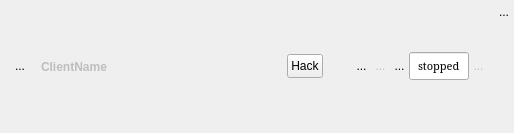
The window that resources/ui/client_slot.ui (Houston4444/RaySession) describes before a commit, drawn with Qt 5.
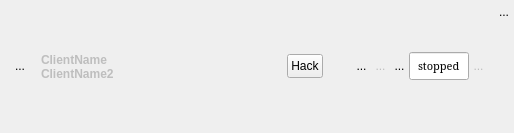
The same window after the commit. Icons and pictures are not drawn. Custom widgets are drawn as their Qt base class.

Commit message: set client slot responsive design

The edit to the form file:
```diff
--- a/resources/ui/client_slot.ui
+++ b/resources/ui/client_slot.ui
@@ -108,6 +108,21 @@
       </spacer>
      </item>
      <item>
+      <layout class="QVBoxLayout" name="verticalLayout_4">
+       <item>
+        <spacer name="verticalSpacer_2">
+         <property name="orientation">
+          <enum>Qt::Vertical</enum>
+         </property>
+         <property name="sizeHint" stdset="0">
+          <size>
+           <width>20</width>
+           <height>40</height>
+          </size>
+         </property>
+        </spacer>
+       </item>
+       <item>
       <widget class="QLabel" name="ClientName">
        <property name="enabled">
         <bool>false</bool>
@@ -131,6 +146,34 @@
         <string>ClientName</string>
        </property>
       </widget>
+       </item>
+       <item>
+        <widget class="QLabel" name="ClientName2">
+         <property name="enabled">
+          <bool>false</bool>
+         </property>
+         <property name="styleSheet">
+          <string notr="true">font-weight : bold</string>
+         </property>
+         <property name="text">
+          <string>ClientName2</string>
+         </property>
+        </widget>
+       </item>
+       <item>
+        <spacer name="verticalSpacer_3">
+         <property name="orientation">
+          <enum>Qt::Vertical</enum>
+         </property>
+         <property name="sizeHint" stdset="0">
+          <size>
+           <width>20</width>
+           <height>40</height>
+          </size>
+         </property>
+        </spacer>
+       </item>
+      </layout>
      </item>
      <item>
       <spacer name="horizontalSpacer_3">
```
Lines whose indentation alone changed are shown as unchanged. The commit also changes 8 other files.
